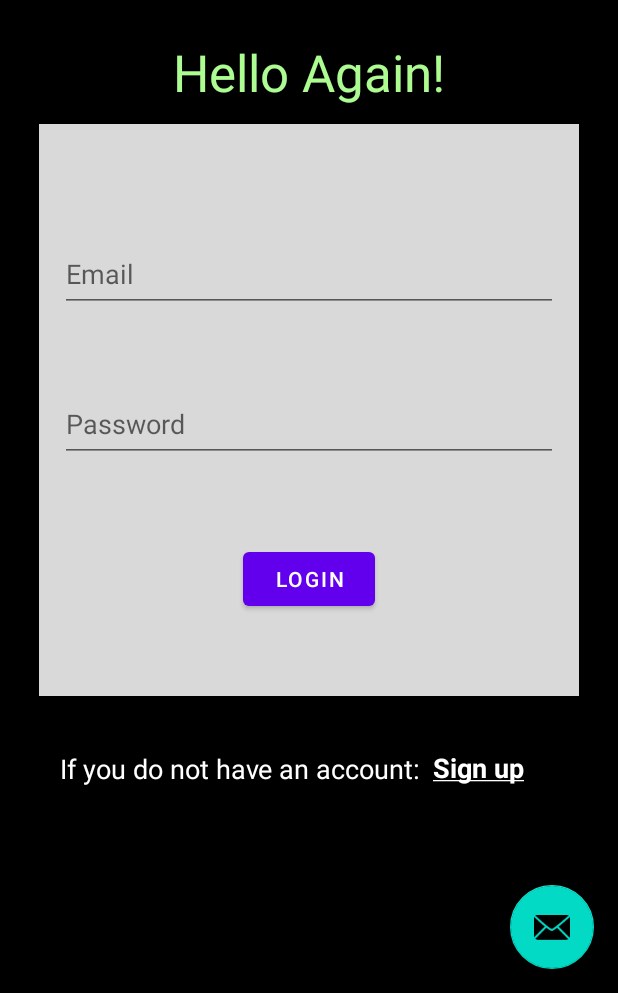
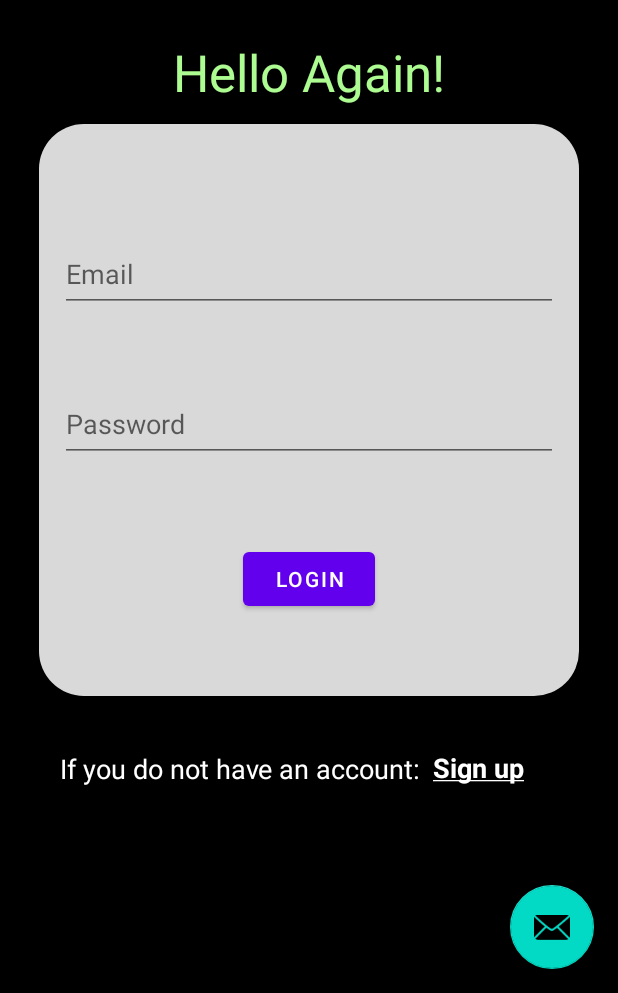
Before and after one commit to paceuniversity/cs389s2023team1, an Android app: the screen it shows after launch (MainActivity), after a tap on "LOGIN", on a phone screen of 412 x 824 dp, the part 243-1236 px from its top. Run offline under Robolectric (Android 15) with nearby library versions, the phone set to English and light mode, and no system bars; our stand-ins replace Firebase (no records; nobody signed in at launch, a user with empty details on screens opened directly), navigation-ui.

Commit message:
added rounded corners

```diff
--- a/Buildingblocksteam1/app/src/main/java/com/example/buildingblocksteam1/FirebaseLogin/FirebaseLoginFragment.java
+++ b/Buildingblocksteam1/app/src/main/java/com/example/buildingblocksteam1/FirebaseLogin/FirebaseLoginFragment.java
@@ -46,7 +46,10 @@ public class FirebaseLoginFragment extends Fragment {
     public void onViewCreated(@NonNull View view, @Nullable Bundle savedInstanceState) {
         super.onViewCreated(view, savedInstanceState);
 
-
+        mAuth = FirebaseAuth.getInstance();
+        if (mAuth.getCurrentUser() != null){
+            reload();
+        }
         mBinding.login.setOnClickListener(new View.OnClickListener() {
             @Override
             public void onClick(View v) {
--- a/Buildingblocksteam1/app/src/main/res/drawable/rectangle.xml
+++ b/Buildingblocksteam1/app/src/main/res/drawable/rectangle.xml
@@ -2,9 +2,12 @@
 <selector xmlns:android="http://schemas.android.com/apk/res/android">
     <item>
         <shape android:shape="rectangle">
-            <solid android:color="@color/figma_gray">
+            <corners android:bottomLeftRadius="30dp"
+                     android:bottomRightRadius="30dp"
+                     android:topLeftRadius="30dp"
+                     android:topRightRadius="30dp"/>
 
-            </solid>
+            <solid android:color="@color/figma_gray"/>
         </shape>
     </item>
 </selector>
```
Also changed, not shown: Buildingblocksteam1/app/src/main/java/com/example/buildingblocksteam1/FirebaseSignup/FirebaseSignupFragment.java (+0 -26 lines), 1 other file.
